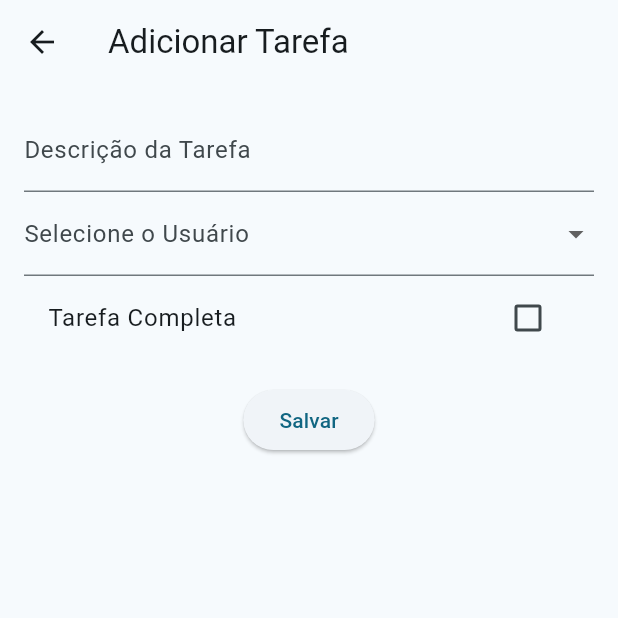
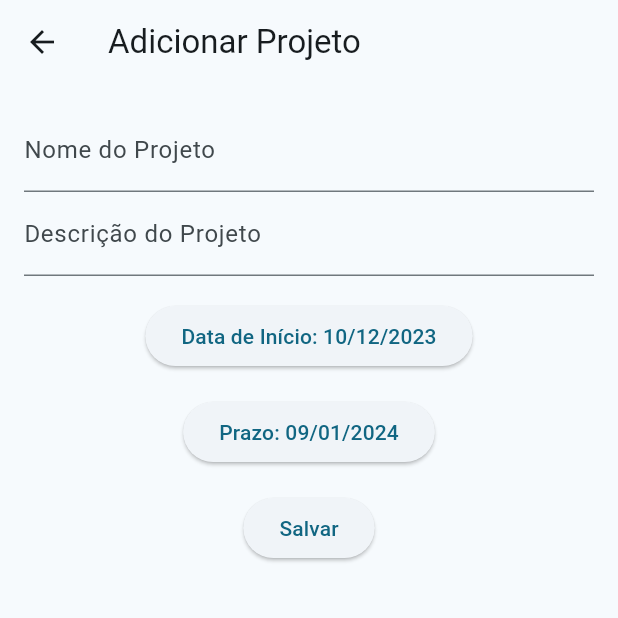
Before and after one commit to namikki/gerenciamento_projetos, a Flutter app: the screen it shows after launch, after a tap on the "add" icon, on a phone screen of 412 x 824 dp, the top half of it. Run offline on Flutter 3.47's test engine with Material 3 defaults, Android fonts, the phone set to English and light mode, and no system bars; our stand-ins replace shared_preferences; accounts and stored records are empty.

Commit message:
criação do form_projeto.dart e list_projetos.dart

```diff
--- a/lib/dao/memory/projeto_dao_memory.dart
+++ b/lib/dao/memory/projeto_dao_memory.dart
@@ -15,11 +15,11 @@ class ProjetoDaoMemory implements ProjetoDao {
       dataInicioProjeto: DateTime.now(), //alterar
       prazoProjeto: DateTime.now(), //alterar
       descricaoProjeto: 'Isso é um projeto teste',
-      donoProjeto: Usuario(
+      /*donoProjeto: Usuario(
         idUsuario: 1,
         nomeUsuario: 'Bianca',
         emailUsuario: 'bianca@email.com',
-      ),
+      ),*/
       listaUsuariosProjeto: [],
       listaTarefasProjeto: [],
     ),
--- a/lib/main.dart
+++ b/lib/main.dart
@@ -1,5 +1,6 @@
 import 'package:gerenciamento_projetos/pages/list_usuarios.dart';
 import 'package:gerenciamento_projetos/pages/list_tarefas.dart';
+import 'package:gerenciamento_projetos/pages/list_projetos.dart';
 import 'package:flutter/material.dart';
 
 void main() {
@@ -18,7 +19,7 @@
         useMaterial3: true,
         brightness: Brightness.light,
       ),
-      home: ListTarefas(),
+      home: ListProjetos(),
       debugShowCheckedModeBanner: false,
     );
   }
--- a/lib/model/classes_projeto.dart
+++ b/lib/model/classes_projeto.dart
@@ -58,7 +58,6 @@ class Projeto {
   DateTime dataInicioProjeto;
   DateTime prazoProjeto;
   String descricaoProjeto;
-  Usuario donoProjeto;
   List<Usuario> listaUsuariosProjeto;
   List<Tarefa> listaTarefasProjeto;
 
@@ -68,7 +67,6 @@ class Projeto {
       required this.dataInicioProjeto,
       required this.prazoProjeto,
       required this.descricaoProjeto,
-      required this.donoProjeto,
       required this.listaUsuariosProjeto,
       required this.listaTarefasProjeto});
 }
--- /dev/null
+++ b/lib/pages/form_projeto.dart
@@ -0,0 +1,125 @@
+import 'package:flutter/material.dart';
+import 'package:intl/intl.dart';
+import 'package:gerenciamento_projetos/model/classes_projeto.dart';
+
+class FormProjeto extends StatefulWidget {
+  final Function(Projeto) onProjetoSubmit;
+  final Projeto? projeto; // Projeto opcional para edição
+
+  FormProjeto({required this.onProjetoSubmit, this.projeto});
+
+  @override
+  _FormProjetoState createState() => _FormProjetoState();
+}
+
+class _FormProjetoState extends State<FormProjeto> {
+  final TextEditingController _nomeController = TextEditingController();
+  final TextEditingController _descricaoController = TextEditingController();
+  DateTime _dataInicioProjeto = DateTime.now();
+  DateTime _prazoProjeto = DateTime.now().add(Duration(days: 30));
+  List<Usuario> _listaUsuariosProjeto = [];
+  List<Tarefa> _listaTarefasProjeto = [];
+
+  @override
+  void initState() {
+    super.initState();
+    // Preencher os campos se estiver editando
+    if (widget.projeto != null) {
+      _nomeController.text = widget.projeto!.nomeProjeto;
+      _descricaoController.text = widget.projeto!.descricaoProjeto;
+      _dataInicioProjeto = widget.projeto!.dataInicioProjeto;
+      _prazoProjeto = widget.projeto!.prazoProjeto;
+      _listaUsuariosProjeto = widget.projeto!.listaUsuariosProjeto;
+      _listaTarefasProjeto = widget.projeto!.listaTarefasProjeto;
+    }
+  }
+
+  @override
+  Widget build(BuildContext context) {
+    return Scaffold(
+      appBar: AppBar(
+        title: Text(
+            widget.projeto == null ? 'Adicionar Projeto' : 'Editar Projeto'),
+      ),
+      body: Padding(
+        padding: const EdgeInsets.all(16.0),
+        child: Column(
+          children: [
+            TextField(
+              controller: _nomeController,
+              decoration: InputDecoration(labelText: 'Nome do Projeto'),
+            ),
+            TextField(
+              controller: _descricaoController,
+              decoration: InputDecoration(labelText: 'Descrição do Projeto'),
+            ),
+            SizedBox(height: 16),
+            ElevatedButton(
+              onPressed: () async {
+                final date = await showDatePicker(
+                  context: context,
+                  initialDate: _dataInicioProjeto,
+                  firstDate: DateTime.now(),
+                  lastDate: DateTime.now().add(Duration(days: 365)),
+                );
+                if (date != null) {
+                  setState(() {
+                    _dataInicioProjeto = date;
+                  });
+                }
+              },
+              child: Text(
+                  'Data de Início: ${DateFormat('dd/MM/yyyy').format(_dataInicioProjeto)}'),
+            ),
+            SizedBox(height: 16),
+            ElevatedButton(
+              onPressed: () async {
+                final date = await showDatePicker(
+                  context: context,
+                  initialDate: _prazoProjeto,
+                  firstDate: DateTime.now(),
+                  lastDate: DateTime.now().add(Duration(days: 365)),
+                );
+                if (date != null) {
+                  setState(() {
+                    _prazoProjeto = date;
+                  });
+                }
+              },
+              child: Text(
+                  'Prazo: ${DateFormat('dd/MM/yyyy').format(_prazoProjeto)}'),
+            ),
+            // Adicione widgets para selecionar os usuários e as tarefas
+            // ...
+            SizedBox(height: 16),
+            ElevatedButton(
+              onPressed: () {
+                final nome = _nomeController.text;
+                final descricao = _descricaoController.text;
+
+                if (nome.isNotEmpty && descricao.isNotEmpty) {
+                  final novoProjeto = Projeto(
+                    idProjeto: widget.projeto?.idProjeto ??
+                        DateTime.now().millisecondsSinceEpoch,
+                    nomeProjeto: nome,
+                    dataInicioProjeto: _dataInicioProjeto,
+                    prazoProjeto: _prazoProjeto,
+                    descricaoProjeto: descricao,
+                    listaUsuariosProjeto: _listaUsuariosProjeto,
+                    listaTarefasProjeto: _listaTarefasProjeto,
+                  );
+
+                  widget.onProjetoSubmit(novoProjeto);
+                  Navigator.pop(context);
+                } else {
+                  // Adicione tratamento para campos vazios se necessário
+                }
+              },
+              child: Text('Salvar'),
+            ),
+          ],
+        ),
+      ),
+    );
+  }
+}
--- /dev/null
+++ b/lib/pages/list_projetos.dart
@@ -0,0 +1,72 @@
+import 'package:flutter/material.dart';
+import 'package:intl/intl.dart';
+import 'package:gerenciamento_projetos/model/classes_projeto.dart';
+import 'package:gerenciamento_projetos/pages/form_projeto.dart';
+
+class ListProjetos extends StatefulWidget {
+  @override
+  _ListProjetosState createState() => _ListProjetosState();
+}
+
+class _ListProjetosState extends State<ListProjetos> {
+  List<Projeto> projetos = [];
+
+  @override
+  Widget build(BuildContext context) {
+    return Scaffold(
+      appBar: AppBar(
+        title: Text('Lista de Projetos'),
+      ),
+      body: ListView.builder(
+        itemCount: projetos.length,
+        itemBuilder: (context, index) {
+          final projeto = projetos[index];
+          return ListTile(
+            title: Text(projeto.nomeProjeto),
+            subtitle: Text(
+                'Início: ${DateFormat('dd/MM/yyyy').format(projeto.dataInicioProjeto)}\n'
+                'Prazo: ${DateFormat('dd/MM/yyyy').format(projeto.prazoProjeto)}\n'
+                '${projeto.descricaoProjeto}'),
+            trailing: IconButton(
+              icon: Icon(Icons.edit),
+              onPressed: () {
+                Navigator.push(
+                  context,
+                  MaterialPageRoute(
+                    builder: (context) => FormProjeto(
+                      onProjetoSubmit: (projetoEditado) {
+                        setState(() {
+                          // Remover o projeto antigo e adicionar o projeto editado
+                          projetos.remove(projeto);
+                          projetos.add(projetoEditado);
+                        });
+                      },
+                      projeto: projeto,
+                    ),
+                  ),
+                );
+              },
+            ),
+          );
+        },
+      ),
+      floatingActionButton: FloatingActionButton(
+        onPressed: () {
+          Navigator.push(
+            context,
+            MaterialPageRoute(
+              builder: (context) => FormProjeto(
+                onProjetoSubmit: (projeto) {
+                  setState(() {
+                    projetos.add(projeto);
+                  });
+                },
+              ),
+            ),
+          );
+        },
+        child: Icon(Icons.add),
+      ),
+    );
+  }
+}
--- a/pubspec.yaml
+++ b/pubspec.yaml
@@ -30,6 +30,8 @@ environment:
 dependencies:
   flutter:
     sdk: flutter
+
+  intl: ^0.17.0
 
   flutter_form_builder: ^9.1.1
   form_builder_validators: ^9.1.0
```
